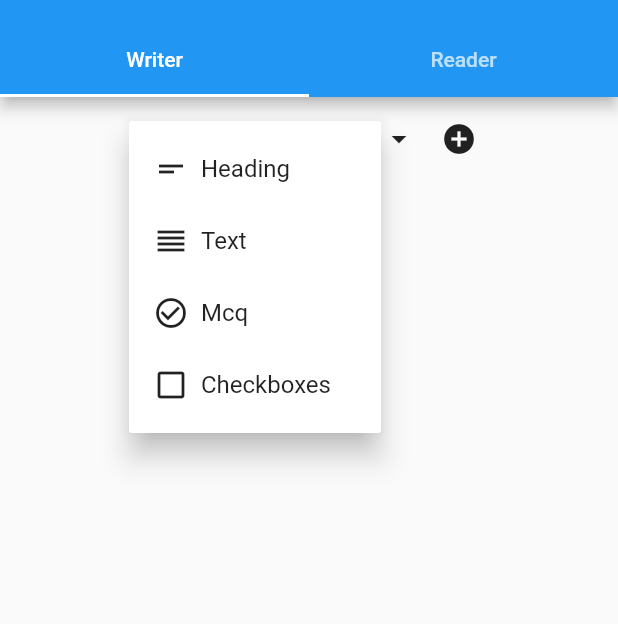
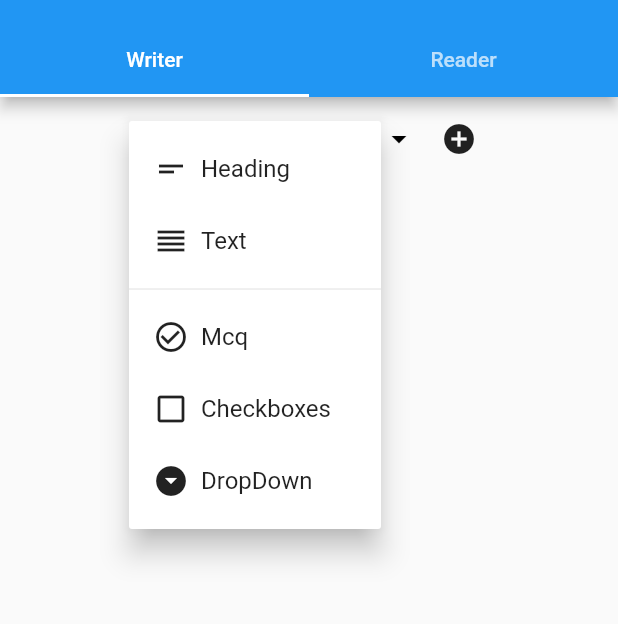
Before and after one commit to manishag777/digyed_reader, a Flutter app: the screen it shows after launch, after a tap on "Heading", on a phone screen of 412 x 824 dp, the part 59-683 px from its top. Run offline on Flutter 3.47's test engine with Material 2 defaults, Android fonts, the light colour scheme and no system bars; our stand-ins replace cached_network_image, get_it, responsive_builder; missing offline and left inert: enum_to_string.

Commit message:
added drop down in mcq

```diff
--- a/lib/models/course_model.dart
+++ b/lib/models/course_model.dart
@@ -1,6 +1,6 @@
 import 'package:flutter/material.dart';
 
-enum CompoundType { Heading, Text, Mcq, Checkbox}
+enum CompoundType { Heading, Text, Mcq, Checkbox, Dropdown}
 enum CompoundLayout {Card, Merge, WithoutCard}
 
 
--- a/lib/views/courses/Reader/mcq_reader.dart
+++ b/lib/views/courses/Reader/mcq_reader.dart
@@ -2,6 +2,8 @@ import 'package:digyed_reader/constants/text_style.dart';
 import 'package:digyed_reader/models/course_model.dart';
 import 'package:digyed_reader/themes/ui_helpers.dart';
 import 'package:digyed_reader/views/courses/Reader/text_reader.dart';
+import 'package:digyed_reader/widgets/compound_type_drop_down.dart';
+import 'package:digyed_reader/widgets/drop_down.dart';
 import 'package:flutter/material.dart';
 
 Widget mcqReader(BaseCompoundModel mcqModel) => Builder(
@@ -28,12 +30,24 @@ class McqReader extends StatelessWidget {
               RadioButtonGroup(mcqModel.optionList),
             if(mcqModel.compoundType == CompoundType.Checkbox)
               CheckboxGroup(mcqModel.optionList),
+            if(mcqModel.compoundType == CompoundType.Dropdown)
+              dropDown(mcqModel.optionList),
 
         ],
       ),
     );
   }
 }
+
+
+Widget dropDown(List<TextModel> optionList) => Builder(builder: (context){
+  final items = optionList.map((e) => DropDownItemModel(iconData: Icons.album, id: e.id, value: e.text)).toList();
+//  final items = [
+//    DropDownItemModel(iconData: Icons.album, id: CompoundLayout.Merge, value: "Merge"),
+//    DropDownItemModel(iconData: Icons.album, id: CompoundLayout.Card, value: "Card"),
+//  ];
+  return baseDropDown(items: items, dropDownItemSelected : (model){}, selected: null, color: Colors.white);
+});
 
 
 class CheckboxGroup extends StatefulWidget {
--- a/lib/views/courses/Reader/reader.dart
+++ b/lib/views/courses/Reader/reader.dart
@@ -16,6 +16,7 @@ Map<CompoundType,  MyFunc> funcMap = {
   CompoundType.Text: descriptionReader,
   CompoundType.Mcq: mcqReader,
   CompoundType.Checkbox: mcqReader,
+  CompoundType.Dropdown: mcqReader
 };
 
 class Reader extends StatelessWidget {
--- a/lib/views/courses/Writer/mcq_writer.dart
+++ b/lib/views/courses/Writer/mcq_writer.dart
@@ -116,15 +116,21 @@ class _OptionWriter extends StatelessWidget {
                       },
                       child: Row(
                         children: <Widget>[
-                          compoundType == CompoundType.Mcq
-                              ? Icon(
+                          if (compoundType == CompoundType.Mcq)
+                              Icon(
                                   Icons.radio_button_unchecked,
                                   color: Colors.white,
-                                )
-                              : Icon(
+                                ),
+                           if (compoundType == CompoundType.Checkbox)
+                            Icon(
                                   Icons.check_box,
                                   color: Colors.white,
                                 ),
+                          if (compoundType == CompoundType.Dropdown)
+                            Icon(
+                              Icons.arrow_drop_down_circle,
+                              color: Colors.white,
+                            ),
                           UIHelper.horizontalSpaceSmall(),
                           Expanded(
                             child: Text(
--- a/lib/views/courses/Writer/writer.dart
+++ b/lib/views/courses/Writer/writer.dart
@@ -17,7 +17,9 @@ Map<CompoundType, Function> funcMap = {
   CompoundType.Heading: headWriter,
   CompoundType.Text: descriptionWriter,
   CompoundType.Mcq: mcqWriter,
-  CompoundType.Checkbox: mcqWriter};
+  CompoundType.Checkbox: mcqWriter,
+  CompoundType.Dropdown: mcqWriter,
+};
 
 class Writer extends StatelessWidget {
   @override
--- a/lib/widgets/compound_type_drop_down.dart
+++ b/lib/widgets/compound_type_drop_down.dart
@@ -3,7 +3,7 @@ import 'package:flutter/material.dart';
 
 import 'drop_down.dart';
 
-Widget baseDropDown({List<DropDownItemModel> items, DropDownItemSelected dropDownItemSelected, dynamic selected}) => Builder(builder: (context){
+Widget baseDropDown({List<DropDownItemModel> items, DropDownItemSelected dropDownItemSelected, dynamic selected, Color color}) => Builder(builder: (context){
 
   DropDownItemModel selectedModel;
   for(DropDownItemModel downItemModel in items){
@@ -12,7 +12,7 @@ Widget baseDropDown({List<DropDownItemModel> items, DropDownItemSelected dropDow
       break;
     }
   }
-  return DropDown(items: items, dropDownSelected:dropDownItemSelected, selection: selectedModel,);
+  return DropDown(items: items, dropDownSelected:dropDownItemSelected, selection: selectedModel, color: color,);
 });
 
 Widget compoundLayoutDropDown({DropDownItemSelected dropDownItemSelected, CompoundLayout selected}) => Builder(builder: (context){
@@ -27,8 +27,10 @@ Widget compoundTypeDropDown({DropDownItemSelected dropDownItemSelected, Compound
   final items = [
     DropDownItemModel(iconData: Icons.short_text, id: CompoundType.Heading, value: "Heading"),
     DropDownItemModel(iconData: Icons.reorder, id: CompoundType.Text, value: "Text"),
+    DropDownItemModel(isDivider: true),
     DropDownItemModel(iconData: Icons.check_circle_outline, id: CompoundType.Mcq, value: "Mcq"),
     DropDownItemModel(iconData: Icons.check_box_outline_blank, id: CompoundType.Checkbox, value: "Checkboxes"),
+    DropDownItemModel(iconData: Icons.arrow_drop_down_circle, id: CompoundType.Dropdown, value: "DropDown"),
   ];
   return baseDropDown(items: items, dropDownItemSelected : dropDownItemSelected, selected: selected,);
 });
--- a/lib/widgets/drop_down.dart
+++ b/lib/widgets/drop_down.dart
@@ -17,7 +17,9 @@ class DropDown extends StatefulWidget {
   final List<DropDownItemModel> items;
   final DropDownItemSelected dropDownSelected;
   final DropDownItemModel selection;
-  DropDown({this.items, this.dropDownSelected, this.selection});
+  final Color color;
+  DropDown({this.items, this.dropDownSelected, this.selection, this.color});
+
 
   @override
   _DropDownState createState() => _DropDownState();
@@ -26,11 +28,16 @@ class DropDown extends StatefulWidget {
 class _DropDownState extends State<DropDown> {
   DropDownItemModel _selection;
   DropDownItemSelected _dropDownSelected;
+  Color _color;
 
   @override
   void initState() {
     _dropDownSelected = widget.dropDownSelected;
     _selection = widget.selection;
+    if(widget.color==null)
+      _color = Colors.black;
+    else
+      _color = widget.color;
     super.initState();
   }
 
@@ -74,7 +81,7 @@ class _DropDownState extends State<DropDown> {
       children: <Widget>[
         Icon(popUpItemModel.iconData),
         Container(width:8.0),
-        Text(popUpItemModel.value),
+        Expanded(child: Text(popUpItemModel.value)),
       ],
     ),
   );
@@ -86,9 +93,9 @@ class _DropDownState extends State<DropDown> {
       width: double.infinity,
       child: Row(
         children: <Widget>[
-          Text('Select Type'),
+          Text('Select Type', style: TextStyle(color: _color),),
           Expanded(child: Container(),),
-          Icon(Icons.arrow_drop_down)
+          Icon(Icons.arrow_drop_down, color: _color,)
 
         ],
       ),
@@ -97,11 +104,10 @@ class _DropDownState extends State<DropDown> {
       width: double.infinity,
       child: Row(
         children: <Widget>[
-          Icon(popUpItemModel.iconData),
+          Icon(popUpItemModel.iconData, color: _color,),
           Container(width:8.0),
-          Text(popUpItemModel.value),
-          Expanded(child: Container(),),
-          Icon(Icons.arrow_drop_down)
+          Expanded(child: Text(popUpItemModel.value, style: TextStyle(color: _color),)),
+          Icon(Icons.arrow_drop_down, color: _color,)
 
         ],
       ),
```
